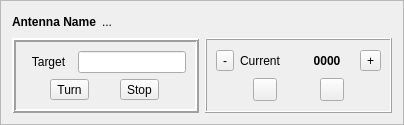
The window that mqt/MqtLogger/rotcontrolframe.ui (zsteva/backup-minos2) describes before a commit, drawn with Qt 5.
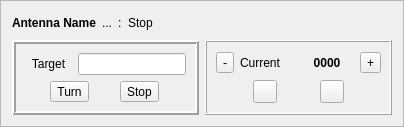
The same window after the commit.

Commit message: rotcontrolframe split connected message from status message

```diff
--- a/mqt/MqtLogger/rotcontrolframe.ui
+++ b/mqt/MqtLogger/rotcontrolframe.ui
@@ -7,7 +7,7 @@
     <x>0</x>
     <y>0</y>
     <width>404</width>
-    <height>123</height>
+    <height>127</height>
    </rect>
   </property>
   <property name="windowTitle">
@@ -48,6 +48,20 @@
        </property>
       </widget>
      </item>
+     <item>
+      <widget class="QLabel" name="label_2">
+       <property name="text">
+        <string>:</string>
+       </property>
+      </widget>
+     </item>
+     <item>
+      <widget class="QLabel" name="rotatorStatMsg">
+       <property name="text">
+        <string>Stop</string>
+       </property>
+      </widget>
+     </item>
      <item>
       <spacer name="horizontalSpacer">
        <property name="orientation">
```
Left out of the diff: 2 changed lines with no effect on the pictures. The commit also changes 3 other files.
